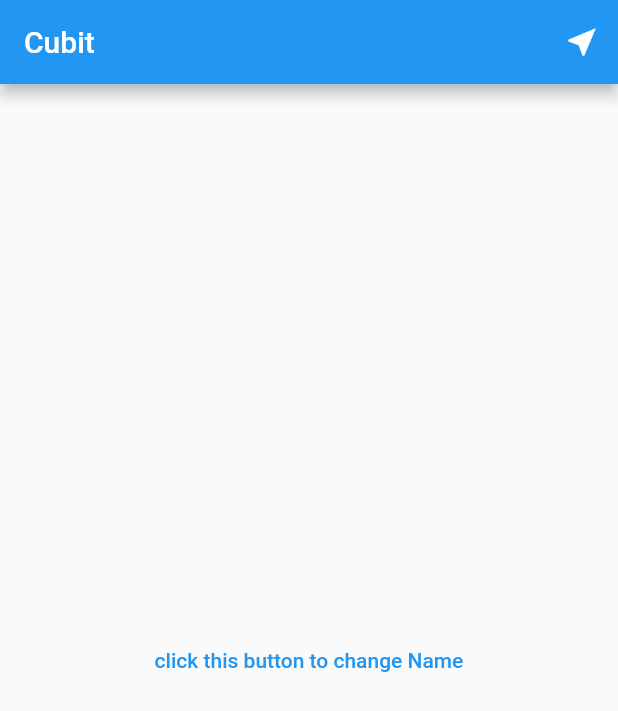
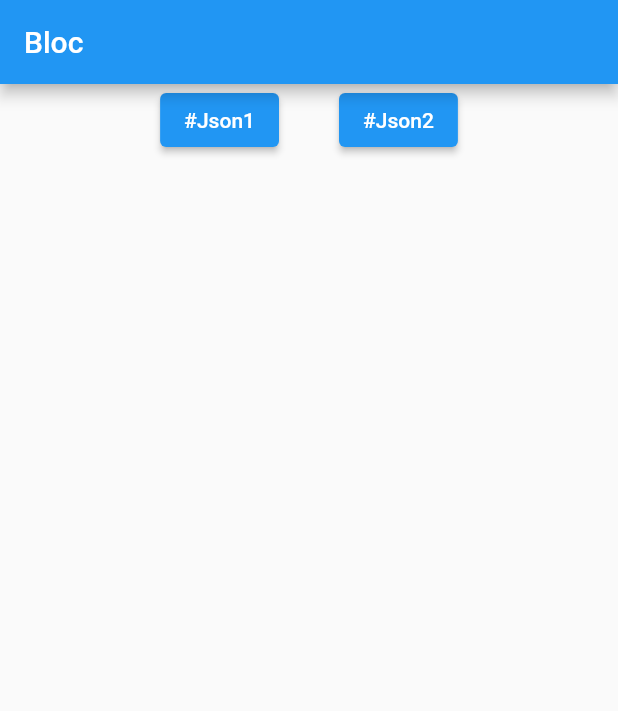
Before and after one commit to sn491025/Flutter, a Flutter app: the screen it shows after launch, on a phone screen of 412 x 824 dp. Shown: the top 711 px of the screen. Run offline on Flutter 3.47's test engine with Material 2 defaults, Android fonts, the phone set to English and light mode, and no system bars; our stand-ins replace flutter_bloc.

Commit message:
bloc stateManagement and Api calling

```diff
--- a/lib/bloc/ui/blocMain.dart
+++ b/lib/bloc/ui/blocMain.dart
@@ -1,32 +1,174 @@
+import 'dart:convert';
+import 'dart:io';
+
 import 'package:flutter/material.dart';
+import 'package:flutter_bloc/flutter_bloc.dart';
 
-class UiBlocMain extends StatelessWidget {
-  const UiBlocMain({super.key});
+enum OverallPerson { person1, person2 }
+
+@immutable
+class LoadingPerson implements LoadingAction {
+  final OverallPerson url;
+  const LoadingPerson({required this.url}) : super();
+}
+
+extension VarPerson on OverallPerson {
+  String get varPerson {
+    switch (this) {
+      case OverallPerson.person1:
+        return 'http://127.0.0.1:5500/Api/person1.json';
+      case OverallPerson.person2:
+        return 'http://127.0.0.1:5500/Api/person2.json';
+    }
+  }
+}
+
+@immutable
+abstract class LoadingAction {
+  const LoadingAction();
+}
+
+@immutable
+class Persons {
+  final String name;
+  final int age;
+  String image;
+
+  Persons({required this.name, required this.age, required this.image});
+
+  Persons.fromJson(Map<String, dynamic> json)
+      : name = json['name'] as String,
+        age = json['age'] as int,
+        image = json['image'] as String;
+}
+
+Future<Iterable<Persons>> getPersons(String url) => HttpClient()
+    .getUrl(Uri.parse(url))
+    .then((req) => req.close())
+    .then((resp) => resp.transform(utf8.decoder).join())
+    .then((str) => json.decode(str) as List<dynamic>)
+    .then((list) => list.map((val) => Persons.fromJson(val)));
+
+@immutable
+class FetchResult {
+  final Iterable<Persons> persons;
+  final bool resieved;
+
+  const FetchResult({required this.persons, required this.resieved});
+
+  @override
+  String toString() =>
+      'FetchResult (Resieved = $resieved , Persons = $persons)';
+}
+
+class PersonsBloc extends Bloc<LoadingAction, FetchResult?> {
+  final Map<OverallPerson, Iterable<Persons>> _cache = {};
+  PersonsBloc() : super(null) {
+    on<LoadingPerson>((event, emit) async {
+      final url = event.url;
+      if (_cache.containsKey(url)) {
+        final cachedPerson = _cache[url]!;
+        final result = FetchResult(persons: cachedPerson, resieved: true);
+        emit(result);
+      } else {
+        final persons = await getPersons(url.varPerson);
+        _cache[url] = persons;
+        final result = FetchResult(persons: persons, resieved: false);
+        emit(result);
+      }
+    });
+  }
+}
+
+class BlocMainHome extends StatelessWidget {
+  const BlocMainHome({super.key});
 
   @override
   Widget build(BuildContext context) {
     return const MaterialApp(
+      title: 'Bloc',
       debugShowCheckedModeBanner: false,
-      home: BlocMainHome(),
+      home: BlocHomeState(),
     );
   }
 }
 
-class BlocMainHome extends StatefulWidget {
-  const BlocMainHome({super.key});
+class BlocHomeState extends StatelessWidget {
+  const BlocHomeState({super.key});
 
-  @override
-  State<BlocMainHome> createState() => _BlocMainHomeState();
-}
-
-class _BlocMainHomeState extends State<BlocMainHome> {
   @override
   Widget build(BuildContext context) {
     return Scaffold(
       appBar: AppBar(
         title: const Text('Bloc'),
       ),
-      body: Container(),
+      body:
+          BlocProvider(create: (_) => PersonsBloc(), child: const BlocHome1()),
     );
   }
 }
+
+extension<T> on Iterable<T> {
+  T? operator [](int index) {
+    return length > index ? elementAt(index) : null;
+  }
+}
+
+class BlocHome1 extends StatelessWidget {
+  const BlocHome1({super.key});
+
+  @override
+  Widget build(BuildContext context) {
+    return Column(
+      children: [
+        Row(
+          mainAxisAlignment: MainAxisAlignment.center,
+          children: [
+            ElevatedButton(
+                onPressed: () {
+                  context
+                      .read<PersonsBloc>()
+                      .add(const LoadingPerson(url: OverallPerson.person1));
+                },
+                child: const Text('#Json1')),
+            const SizedBox(width: 40),
+            ElevatedButton(
+                onPressed: () {
+                  context
+                      .read<PersonsBloc>()
+                      .add(const LoadingPerson(url: OverallPerson.person2));
+                },
+                child: const Text('#Json2'))
+          ],
+        ),
+        BlocBuilder<PersonsBloc, FetchResult?>(buildWhen: (previous, current) {
+          return previous?.persons != current?.persons;
+        }, builder: ((context, fetchResult) {
+          final persons = fetchResult?.persons;
+          if (persons == null) {
+            return const SizedBox();
+          }
+
+          return Expanded(
+            child: ListView.builder(
+                itemCount: persons.length,
+                itemBuilder: (context, index) {
+                  final person = persons[index]!;
+
+                  return Container(
+                    child: Column(
+                      children: [
+                        ListTile(
+                          title: Text(person.name),
+                        ),
+                        Image.network('${person.image}')
+                      ],
+                    ),
+                  );
+                }),
+          );
+        }))
+      ],
+    );
+  }
+}
--- a/lib/cubit/MyApp.dart
+++ /dev/null
@@ -1,92 +0,0 @@
-import 'package:blocs/bloc/bloc/Counter_bloc.dart';
-import 'package:blocs/bloc/ui/blocMain.dart';
-import 'package:flutter/material.dart';
-import 'package:bloc/bloc.dart';
-import 'dart:math' as math show Random;
-
-const names = ['san', 'dev', 'ewar', 'bala', 'leo', '', ''];
-
-extension RandomElement<T> on Iterable<T> {
-  T getrandomElement() => elementAt(math.Random().nextInt(length));
-}
-
-class NamesCubit extends Cubit<String?> {
-  NamesCubit() : super(null);
-
-  void randomName() => emit(names.getrandomElement());
-}
-
-class MyApp extends StatelessWidget {
-  const MyApp({super.key});
-
-  @override
-  Widget build(BuildContext context) {
-    return MaterialApp(
-      title: 'Bloc',
-      debugShowCheckedModeBanner: false,
-      home: Scaffold(
-          appBar: AppBar(
-            title: const Text('Cubit'),
-            actions: [
-              IconButton(
-                  onPressed: () {
-                    Navigator.push(
-                        context,
-                        MaterialPageRoute(
-                            builder: (context) => const UiBlocMain()));
-                  },
-                  icon: const Icon(Icons.near_me))
-            ],
-          ),
-          body: MyAppHome()),
-    );
-  }
-}
-
-class MyAppHome extends StatefulWidget {
-  const MyAppHome({super.key});
-
-  @override
-  State<MyAppHome> createState() => _MyAppHomeState();
-}
-
-class _MyAppHomeState extends State<MyAppHome> {
-  late final NamesCubit cubit;
-
-  @override
-  void initState() {
-    super.initState();
-    cubit = NamesCubit();
-  }
-
-  @override
-  void dispose() {
-    cubit.close();
-    super.dispose();
-  }
-
-  @override
-  Widget build(BuildContext context) {
-    return StreamBuilder<String?>(
-      stream: cubit.stream,
-      builder: (context, snapshot) {
-        final button = Center(
-            child: TextButton(
-                onPressed: () => cubit.randomName(),
-                child: const Text('click this button to change Name')));
-        switch (snapshot.connectionState) {
-          case ConnectionState.none:
-            return button;
-          case ConnectionState.waiting:
-            return button;
-          case ConnectionState.active:
-            return Column(
-              children: [Text(snapshot.data ?? 'gvgyvyg'), button],
-            );
-          case ConnectionState.done:
-            return const SizedBox();
-        }
-      },
-    );
-  }
-}
--- a/lib/main.dart
+++ b/lib/main.dart
@@ -1,6 +1,6 @@
-import 'package:blocs/cubit/MyApp.dart';
+import 'package:blocs/bloc/ui/blocmain.dart';
 import 'package:flutter/material.dart';
 
 void main() {
-  runApp(const MyApp());
+  runApp(const BlocMainHome());
 }
--- a/pubspec.yaml
+++ b/pubspec.yaml
@@ -37,6 +37,7 @@ dependencies:
   # Use with the CupertinoIcons class for iOS style icons.
   cupertino_icons: ^1.0.2
   bloc: ^8.1.0
+  flutter_bloc: ^8.1.1
 
 dev_dependencies:
   flutter_test:
```
Also changed, not shown: Api/person1.json (added, +23 -0 lines), Api/person2.json (added, +22 -0 lines), lib/bloc/bloc/Counter_bloc.dart (deleted, +0 -10 lines), lib/bloc/blocs/blocs.dart (added, +7 -0 lines), asset/Friends.jpeg (added), asset/Friendship Day Special Shayari Dialogue Status Video #newwhatsappstatus #shorts #viral #trending.jpeg (added), asset/—Pngtree—a true friendship between two_6537826.png (added), pubspec.lock, 2 other files.
